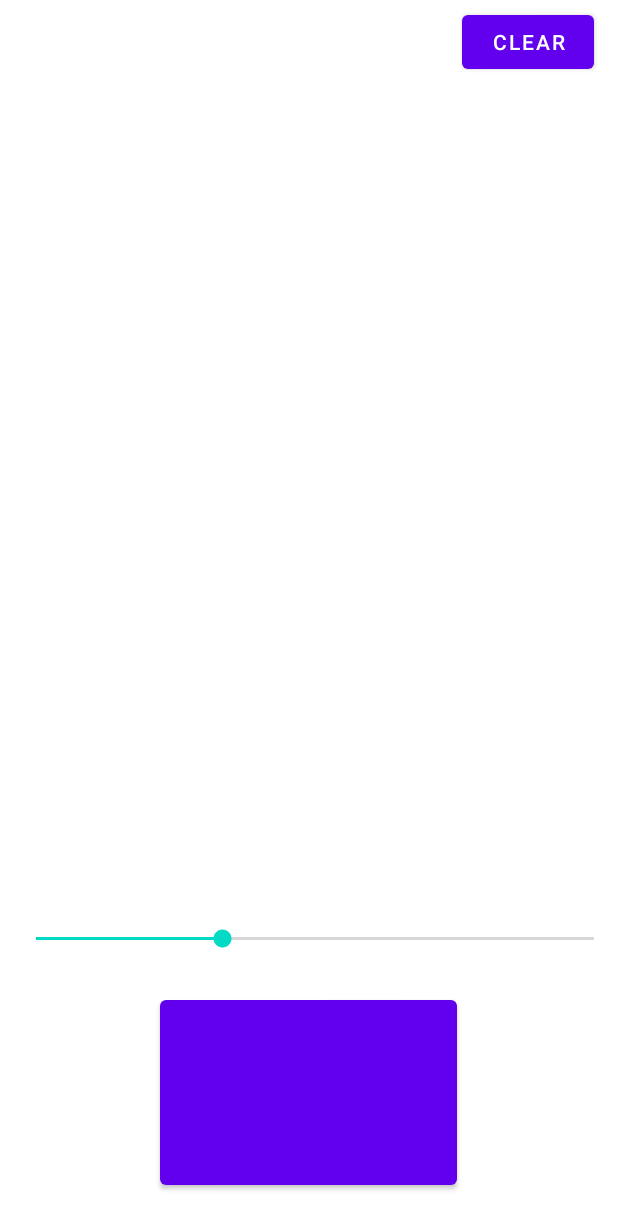
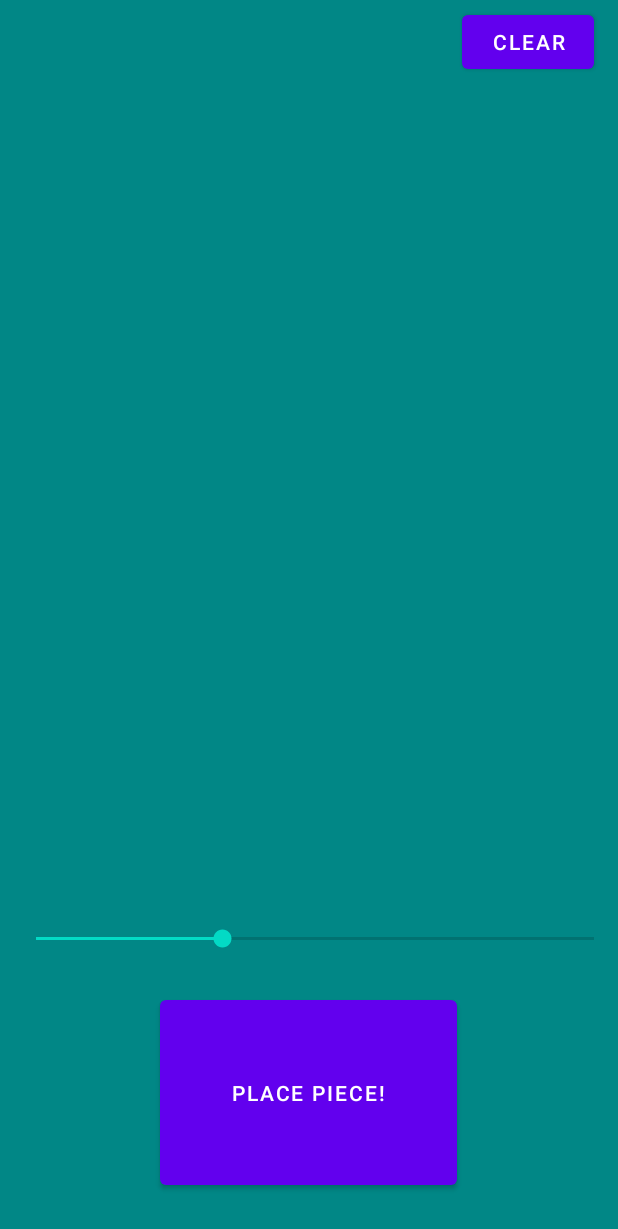
Before and after one commit to widekobe2248/CS4103, an Android app: the layout activity_main.xml on its own in the app's theme, with its tools: preview values and no code run, on a phone screen of 412 x 824 dp. Shown: the top 1229 px of the screen. Run offline under Robolectric (Android 15) with nearby library versions, the phone set to English and light mode, and no system bars.

Commit message:
Merge branch 'e' into start_screen
# Conflicts:
#	app/src/main/java/com/example/hw4_test/MainActivity.kt

```diff
--- a/app/src/main/res/layout/activity_main.xml
+++ b/app/src/main/res/layout/activity_main.xml
@@ -23,6 +23,7 @@
         android:layout_width="198dp"
         android:layout_height="135dp"
         android:layout_marginBottom="28dp"
+        android:text="Place Piece!"
         app:layout_constraintBottom_toBottomOf="parent"
         app:layout_constraintEnd_toEndOf="parent"
         app:layout_constraintHorizontal_bias="0.497"
--- a/app/src/main/res/values-night/themes.xml
+++ b/app/src/main/res/values-night/themes.xml
@@ -1,6 +1,6 @@
 <resources xmlns:tools="http://schemas.android.com/tools">
     <!-- Base application theme. -->
-    <style name="Theme.Hw4_test" parent="Theme.MaterialComponents.DayNight.DarkActionBar">
+    <style name="Theme.Hw4_test" parent="Theme.MaterialComponents.DayNight.NoActionBar">
         <!-- Primary brand color. -->
         <item name="colorPrimary">@color/purple_200</item>
         <item name="colorPrimaryVariant">@color/purple_700</item>
--- a/app/src/main/res/values/themes.xml
+++ b/app/src/main/res/values/themes.xml
@@ -1,6 +1,6 @@
 <resources xmlns:tools="http://schemas.android.com/tools">
     <!-- Base application theme. -->
-    <style name="Theme.Hw4_test" parent="Theme.MaterialComponents.DayNight.DarkActionBar">
+    <style name="Theme.Hw4_test" parent="Theme.MaterialComponents.DayNight.NoActionBar">
         <!-- Primary brand color. -->
         <item name="colorPrimary">@color/purple_500</item>
         <item name="colorPrimaryVariant">@color/purple_700</item>
@@ -12,5 +12,6 @@
         <!-- Status bar color. -->
         <item name="android:statusBarColor" tools:targetApi="l">?attr/colorPrimaryVariant</item>
         <!-- Customize your theme here. -->
+        <item name="android:background">@color/teal_700</item>
     </style>
 </resources>
```
